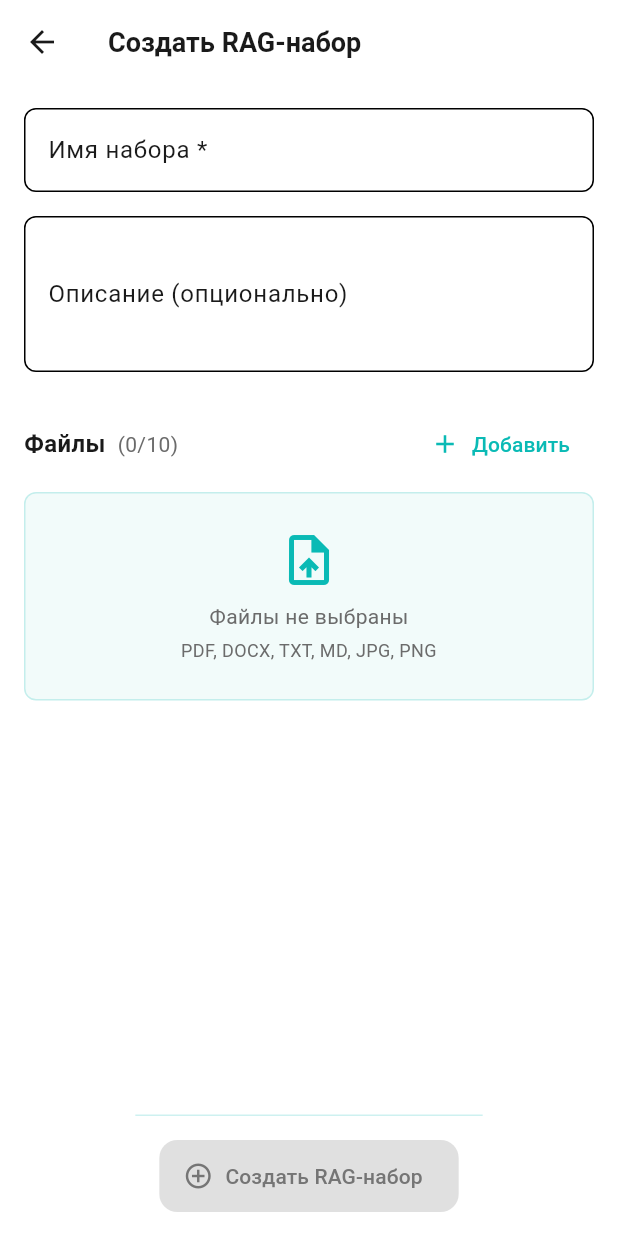
After one commit to feoolga/tidi_assistant_flutter, a Flutter app: the CreateRagScreen screen opened directly, after a tap on "Добавить", on a phone screen of 412 x 824 dp. The commit adds this screen. Run offline on Flutter 3.47's test engine with Material 3 defaults, Android fonts, the phone set to English and light mode, and no system bars; our stand-ins replace file_picker, flutter_dotenv, flutter_riverpod, flutter_svg, logger.

Commit message:
feat(rag): CreateRagScreen + allowMultiple в AttachmentPickerHelper

```diff
--- /dev/null
+++ b/lib/screens/create_rag_screen.dart
@@ -0,0 +1,586 @@
+// lib/screens/create_rag_screen.dart
+
+import 'dart:io';
+
+import 'package:flutter/material.dart';
+import 'package:flutter_riverpod/flutter_riverpod.dart';
+
+import '../core/config/app_config.dart';
+import '../core/errors/error_handler.dart';
+import '../core/logger/app_logger.dart';
+import '../providers/rag_creation_provider.dart';
+import '../theme/app_theme.dart';
+import '../widgets/attachment_picker_helper.dart';
+import '../widgets/rag_creation_progress.dart';
+
+/// Экран создания RAG-набора.
+///
+/// **Роль.** **Полноэкранный** (не bottom sheet) — потому что это
+/// **multi-step** flow: ввод → выбор файлов → ожидание индексации →
+/// переход в чат. См. D8.1 — обсуждение форматов.
+///
+/// **Два состояния экрана:**
+/// 1. **Форма** (`phase == idle`) — имя, описание, файлы, кнопка «Создать».
+/// 2. **Прогресс** (после `start`) — встроенный `RagCreationProgress`
+///    с фазами создания/загрузки/ожидания.
+///
+/// **Переключение** — по `phase` из `ragCreationProvider`.
+///
+/// **Обработка успеха.** Когда чат создан (`createdChatId != null`),
+/// экран **закрывается** (`Navigator.pop`) — под ним `ChatScreen`,
+/// который **сам** обновится, потому что читает сессию из
+/// `sessionProvider`. Никаких `push` — **просто** возвращаемся.
+///
+/// **Что НЕ делает:**
+/// - не создаёт чат — это `RagCreationNotifier.createChat()` (D6);
+/// - не управляет polling — это `WatchRagReadinessUseCase` (D4.2);
+/// - не открывается сам — это `ChatScreen` (D8.3).
+class CreateRagScreen extends ConsumerStatefulWidget {
+  const CreateRagScreen({super.key});
+
+  @override
+  ConsumerState<CreateRagScreen> createState() => _CreateRagScreenState();
+}
+
+class _CreateRagScreenState extends ConsumerState<CreateRagScreen> {
+  // ============================================================
+  // СОСТОЯНИЕ ФОРМЫ
+  // ============================================================
+  //
+  // **Почему в `State`, а не в провайдере.**
+  // Это **черновик формы**: имя, описание, выбранные файлы.
+  // Он **не нужен** глобально — только на этом экране.
+  // При закрытии экрана — **уничтожается**. Save-and-resume
+  // **не** в MVP (обсудили).
+
+  final TextEditingController _nameController = TextEditingController();
+  final TextEditingController _descriptionController = TextEditingController();
+
+  /// Выбранные файлы — **до** создания набора.
+  final List<File> _selectedFiles = [];
+
+  /// Идёт ли сейчас открытие системного диалога выбора файлов.
+  /// Защита от двойного тапа по кнопке «Добавить».
+  bool _isPickingFiles = false;
+
+  // ============================================================
+  // ЖИЗНЕННЫЙ ЦИКЛ
+  // ============================================================
+
+  @override
+  void dispose() {
+    _nameController.dispose();
+    _descriptionController.dispose();
+    super.dispose();
+  }
+
+  // ============================================================
+  // ДЕЙСТВИЯ — ВЫБОР ФАЙЛОВ
+  // ============================================================
+
+  /// Открыть диалог выбора файлов.
+  ///
+  /// **Мультивыбор включён** — `allowMultiple: true`. Список
+  /// расширений — **общий** (`AppConfig.allowedFileExtensions`),
+  /// RAG и `document_chat` **одинаковы**.
+  ///
+  /// **Проверка лимита.** Если пользователь выбрал **больше**, чем
+  /// можно **добавить** — берём **первые** N и **предупреждаем**.
+  Future<void> _pickFiles() async {
+    if (_isPickingFiles) return;
+
+    setState(() => _isPickingFiles = true);
+
+    try {
+      final picked = await AttachmentPickerHelper.pickFiles(
+        allowMultiple: true,
+      );
+
+      if (picked.isEmpty) return;
+
+      // Считаем, сколько ещё можно добавить.
+      final currentCount = _selectedFiles.length;
+      final availableSlots = AppConfig.ragMaxFilesPerBatch - currentCount;
+
+      if (availableSlots <= 0) {
+        _showSnackBar(
+          'Уже выбрано ${AppConfig.ragMaxFilesPerBatch} файлов — максимум',
+          isError: true,
+        );
+        return;
+      }
+
+      final toAdd = picked.take(availableSlots).toList();
+      final skipped = picked.length - toAdd.length;
+
+      setState(() {
+        _selectedFiles.addAll(toAdd);
+      });
+
+      if (skipped > 0) {
+        _showSnackBar(
+          'Добавлено ${toAdd.length}. Пропущено $skipped — превышен '
+          'лимит ${AppConfig.ragMaxFilesPerBatch} файлов.',
+          isError: true,
+        );
+      }
+    } catch (e, stackTrace) {
+      final appException = ErrorHandler.handle(
+        e,
+        stackTrace,
+        'Ошибка выбора файлов для RAG',
+      );
+      _showSnackBar(appException.userMessage, isError: true);
+    } finally {
+      if (mounted) setState(() => _isPickingFiles = false);
+    }
+  }
+
+  /// Убрать файл из списка выбранных.
+  void _removeFile(File file) {
+    setState(() => _selectedFiles.remove(file));
+  }
+
+  // ============================================================
+  // ДЕЙСТВИЯ — СОЗДАНИЕ
+  // ============================================================
+
+  /// Запустить создание RAG-набора.
+  ///
+  /// **Валидация на клиенте** — **минимум**: имя непустое, файлы
+  /// непустые. **Полная** валидация (длина, размер, MIME) —
+  /// в `CreateRagUseCase._validate`.
+  Future<void> _startCreation() async {
+    final name = _nameController.text.trim();
+    final description = _descriptionController.text.trim();
+
+    if (name.isEmpty) {
+      _showSnackBar('Введите имя набора', isError: true);
+      return;
+    }
+    if (_selectedFiles.isEmpty) {
+      _showSnackBar('Выберите хотя бы один файл', isError: true);
+      return;
+    }
+
+    await ref
+        .read(ragCreationProvider.notifier)
+        .start(
+          name: name,
+          description: description.isEmpty ? null : description,
+          files: List.from(_selectedFiles),
+        );
+  }
+
+  /// Отменить создание и вернуться к форме.
+  ///
+  /// **Файлы не трогаем** — пользователь может продолжить с ними.
+  void _cancelCreation() {
+    AppLogger.info('CreateRagScreen: отмена создания');
+    ref.read(ragCreationProvider.notifier).reset();
+  }
+
+  /// Повторить создание с теми же параметрами.
+  Future<void> _retryCreation() async {
+    AppLogger.info('CreateRagScreen: повтор создания');
+    await _startCreation();
+  }
+
+  /// Открыть чат: создать его (если ещё не создан) и закрыть экран.
+  Future<void> _openChat() async {
+    final notifier = ref.read(ragCreationProvider.notifier);
+    final success = await notifier.createChat();
+
+    if (!success) {
+      // Ошибка уже в state — покажется через ref.listen.
+      return;
+    }
+
+    if (!mounted) return;
+
+    // Сбрасываем состояние перед выходом — чтобы при повторном
+    // открытии экрана пользователь увидел пустую форму.
+    notifier.reset();
+
+    // Возвращаемся в ChatScreen — он уже в стеке.
+    // Он сам перерисуется, потому что читает sessionProvider.
+    Navigator.of(context).pop();
+  }
+
+  // ============================================================
+  // ВСПОМОГАТЕЛЬНЫЕ
+  // ============================================================
+
+  void _showSnackBar(String message, {bool isError = false}) {
+    if (!mounted) return;
+    ScaffoldMessenger.of(context).showSnackBar(
+      SnackBar(
+        content: Text(isError ? '❌ $message' : 'ℹ️ $message'),
+        backgroundColor: isError ? Colors.red : AppTheme.primary,
+        duration: const Duration(seconds: 3),
+      ),
+    );
+  }
+
+  // ============================================================
+  // BUILD
+  // ============================================================
+
+  @override
+  Widget build(BuildContext context) {
+    final creationState = ref.watch(ragCreationProvider);
+    final showForm = creationState.phase == RagCreationPhase.idle;
+
+    // Side effect: показ ошибок через SnackBar.
+    //
+    // `select` — подписываемся ТОЛЬКО на `error`, чтобы callback
+    // срабатывал один раз на изменение, а не на каждый build.
+    ref.listen<String?>(ragCreationProvider.select((s) => s.error), (
+      previous,
+      next,
+    ) {
+      if (next == null || next.isEmpty) return;
+      _showSnackBar(next, isError: true);
+      ref.read(ragCreationProvider.notifier).clearError();
+    });
+
+    return Scaffold(
+      appBar: AppBar(
+        title: const Text(
+          'Создать RAG-набор',
+          style: TextStyle(fontSize: 18, fontWeight: FontWeight.bold),
+        ),
+        leading: IconButton(
+          icon: const Icon(Icons.arrow_back),
+          onPressed: _handleBack,
+          tooltip: 'Назад',
+        ),
+      ),
+      body: SafeArea(
+        child: showForm
+            ? _buildForm(creationState)
+            : _buildProgress(creationState),
+      ),
+    );
+  }
+
+  /// Обработка кнопки «Назад».
+  ///
+  /// Если идёт процесс — **подтверждение**. Иначе — простой `pop`.
+  Future<void> _handleBack() async {
+    final state = ref.read(ragCreationProvider);
+    if (state.isInProgress) {
+      await _confirmCancel();
+    } else {
+      if (mounted) Navigator.of(context).pop();
+    }
+  }
+
+  // ============================================================
+  // ФОРМА
+  // ============================================================
+
+  Widget _buildForm(RagCreationState state) {
+    // Пересобираем `canCreate` на каждом `build`.
+    // `_nameController` может меняться, `_selectedFiles` тоже.
+    final canCreate =
+        _nameController.text.trim().isNotEmpty &&
+        _selectedFiles.isNotEmpty &&
+        !_isPickingFiles;
+
+    return Column(
+      children: [
+        Expanded(
+          child: SingleChildScrollView(
+            padding: const EdgeInsets.all(16),
+            child: Column(
+              crossAxisAlignment: CrossAxisAlignment.stretch,
+              children: [
+                _buildNameField(),
+                const SizedBox(height: 16),
+                _buildDescriptionField(),
+                const SizedBox(height: 24),
+                _buildFilesSection(),
+              ],
+            ),
+          ),
+        ),
+        _buildBottomCreateButton(canCreate),
+      ],
+    );
+  }
+
+  Widget _buildNameField() {
+    return TextField(
+      controller: _nameController,
+      textInputAction: TextInputAction.next,
+      maxLength: AppConfig.ragMaxNameLength,
+      onChanged: (_) => setState(() {}), // для пересчёта `canCreate`
+      decoration: InputDecoration(
+        labelText: 'Имя набора *',
+        hintText: 'Например: Регламенты 2026',
+        border: OutlineInputBorder(borderRadius: BorderRadius.circular(8)),
+        focusedBorder: OutlineInputBorder(
+          borderRadius: BorderRadius.circular(8),
+          borderSide: const BorderSide(color: AppTheme.primary, width: 2),
+        ),
+        counterText: '',
+      ),
+    );
+  }
+
+  Widget _buildDescriptionField() {
+    return TextField(
+      controller: _descriptionController,
+      textInputAction: TextInputAction.done,
+      maxLength: AppConfig.ragMaxDescriptionLength,
+      maxLines: 3,
+      decoration: InputDecoration(
+        labelText: 'Описание (опционально)',
+        hintText: 'Кратко опишите, что за документы',
+        border: OutlineInputBorder(borderRadius: BorderRadius.circular(8)),
+        focusedBorder: OutlineInputBorder(
+          borderRadius: BorderRadius.circular(8),
+          borderSide: const BorderSide(color: AppTheme.primary, width: 2),
+        ),
+        counterText: '',
+      ),
+    );
+  }
+
+  Widget _buildFilesSection() {
+    return Column(
+      crossAxisAlignment: CrossAxisAlignment.stretch,
+      children: [
+        Row(
+          children: [
+            const Text(
+              'Файлы',
+              style: TextStyle(
+                fontSize: 16,
+                fontWeight: FontWeight.w600,
+                color: AppTheme.textPrimary,
+              ),
+            ),
+            const SizedBox(width: 8),
+            Text(
+              '(${_selectedFiles.length}/${AppConfig.ragMaxFilesPerBatch})',
+              style: const TextStyle(
+                fontSize: 14,
+                color: AppTheme.textSecondary,
+              ),
+            ),
+            const Spacer(),
+            TextButton.icon(
+              onPressed: _isPickingFiles ? null : _pickFiles,
+              icon: _isPickingFiles
+                  ? const SizedBox(
+                      width: 16,
+                      height: 16,
+                      child: CircularProgressIndicator(strokeWidth: 2),
+                    )
+                  : const Icon(Icons.add, size: 20),
+              label: const Text('Добавить'),
+              style: TextButton.styleFrom(foregroundColor: AppTheme.primary),
+            ),
+          ],
+        ),
+        const SizedBox(height: 8),
+        if (_selectedFiles.isEmpty)
+          _buildEmptyFilesPlaceholder()
+        else
+          _buildFilesList(),
+      ],
+    );
+  }
+
+  Widget _buildEmptyFilesPlaceholder() {
+    return Container(
+      padding: const EdgeInsets.all(24),
+      decoration: BoxDecoration(
+        color: AppTheme.primaryLight,
+        borderRadius: BorderRadius.circular(8),
+        border: Border.all(
+          color: AppTheme.primary.withValues(alpha: 0.2),
+          width: 1,
+        ),
+      ),
+      child: const Column(
+        children: [
+          Icon(Icons.upload_file_outlined, size: 40, color: AppTheme.primary),
+          SizedBox(height: 8),
+          Text(
+            'Файлы не выбраны',
+            style: TextStyle(fontSize: 14, color: AppTheme.textSecondary),
+          ),
+          SizedBox(height: 4),
+          Text(
+            AppConfig.allowedFormatsDescription,
+            style: TextStyle(fontSize: 12, color: AppTheme.textSecondary),
+            textAlign: TextAlign.center,
+          ),
+        ],
+      ),
+    );
+  }
+
+  Widget _buildFilesList() {
+    return Column(
+      children: [
+        for (final file in _selectedFiles)
+          _FileChip(file: file, onRemove: () => _removeFile(file)),
+      ],
+    );
+  }
+
+  Widget _buildBottomCreateButton(bool canCreate) {
+    return Container(
+      padding: const EdgeInsets.all(16),
+      decoration: BoxDecoration(
+        color: AppTheme.surface,
+        border: Border(
+          top: BorderSide(
+            color: AppTheme.primary.withValues(alpha: 0.2),
+            width: 1,
+          ),
+        ),
+      ),
+      child: SafeArea(
+        top: false,
+        child: SizedBox(
+          height: 48,
+          child: ElevatedButton.icon(
+            onPressed: canCreate ? _startCreation : null,
+            icon: const Icon(Icons.add_circle_outline, size: 20),
+            label: const Text('Создать RAG-набор'),
+            style: ElevatedButton.styleFrom(
+              backgroundColor: AppTheme.primary,
+              foregroundColor: Colors.white,
+              disabledBackgroundColor: Colors.grey[300],
+              disabledForegroundColor: Colors.grey[600],
+              shape: RoundedRectangleBorder(
+                borderRadius: BorderRadius.circular(12),
+              ),
+              elevation: 0,
+            ),
+          ),
+        ),
+      ),
+    );
+  }
+
+  // ============================================================
+  // ПРОГРЕСС
+  // ============================================================
+
+  Widget _buildProgress(RagCreationState state) {
+    return SingleChildScrollView(
+      padding: const EdgeInsets.all(16),
+      child: Column(
+        children: [
+          const SizedBox(height: 24),
+          RagCreationProgress(
+            onOpenChat: _openChat,
+            onCancel: _cancelCreation,
+            onRetry: _retryCreation,
+          ),
+        ],
+      ),
+    );
+  }
+
+  // ============================================================
+  // ПОДТВЕРЖДЕНИЕ ОТМЕНЫ
+  // ============================================================
+
+  Future<void> _confirmCancel() async {
+    final confirmed = await showDialog<bool>(
+      context: context,
+      builder: (dialogContext) => AlertDialog(
+        title: const Text('Отменить создание?'),
+        content: const Text(
+          'Набор уже создаётся. Если вы уйдёте сейчас, '
+          'процесс будет прерван — но набор останется в системе. '
+          'Продолжить можно будет позже.',
+        ),
+        actions: [
+          TextButton(
+            onPressed: () => Navigator.pop(dialogContext, false),
+            child: const Text('Остаться'),
+          ),
+          TextButton(
+            onPressed: () => Navigator.pop(dialogContext, true),
+            style: TextButton.styleFrom(foregroundColor: Colors.red),
+            child: const Text('Уйти'),
+          ),
+        ],
+      ),
+    );
+
+    if (confirmed == true) {
+      ref.read(ragCreationProvider.notifier).reset();
+      if (mounted) Navigator.of(context).pop();
+    }
+  }
+}
+
+// ============================================================
+// ЧИП ФАЙЛА
+// ============================================================
+
+/// Чип одного файла в списке выбранных.
+///
+/// **Почему не `AttachmentPreview`.** Тот работает с доменной моделью
+/// `Attachment` и показывает **превью** (картинку/иконку + имя + статус
+/// загрузки). У нас — просто `File` **до** создания набора:
+/// нет ни статуса, ни `remoteId`. Проще **свой** компактный виджет.
+class _FileChip extends StatelessWidget {
+  final File file;
+  final VoidCallback onRemove;
+
+  const _FileChip({required this.file, required this.onRemove});
+
+  @override
+  Widget build(BuildContext context) {
+    final name = file.uri.pathSegments.last;
+
+    return Container(
+      margin: const EdgeInsets.only(bottom: 8),
+      padding: const EdgeInsets.symmetric(horizontal: 12, vertical: 10),
+      decoration: BoxDecoration(
+        color: AppTheme.primaryLight,
+        borderRadius: BorderRadius.circular(8),
+        border: Border.all(
+          color: AppTheme.primary.withValues(alpha: 0.3),
+          width: 1,
+        ),
+      ),
+      child: Row(
+        children: [
+          const Icon(
+            Icons.insert_drive_file_outlined,
+            size: 20,
+            color: AppTheme.primary,
+          ),
+          const SizedBox(width: 10),
+          Expanded(
+            child: Text(
+              name,
+              style: const TextStyle(fontSize: 14, color: AppTheme.textPrimary),
+              maxLines: 1,
+              overflow: TextOverflow.ellipsis,
+            ),
+          ),
+          IconButton(
+            onPressed: onRemove,
+            icon: const Icon(Icons.close, size: 18),
+            color: AppTheme.textSecondary,
+            padding: EdgeInsets.zero,
+            constraints: const BoxConstraints(minWidth: 32, minHeight: 32),
+            tooltip: 'Удалить',
+          ),
+        ],
+      ),
+    );
+  }
+}
--- a/lib/widgets/attachment_picker_helper.dart
+++ b/lib/widgets/attachment_picker_helper.dart
@@ -24,21 +24,32 @@ class AttachmentPickerHelper {
   /// Бросает [FileException.pickFailed], если диалог не удалось открыть
   /// (ошибка платформы, нет разрешений и т.п.). Пустой список и ошибка —
   /// разные сценарии: UI показывает ошибку только во втором случае.
-  static Future<List<File>> pickFiles() async {
+  /// Открыть диалог выбора файлов.
+  ///
+  /// [allowMultiple] — разрешить выбор **нескольких** файлов
+  /// **за один** диалог. По умолчанию `false` — как было для
+  /// `document_chat` (одиночный выбор). Для RAG ставим `true` —
+  /// пользователю удобнее выбрать пачку сразу.
+  ///
+  /// **Про расширения.** Список разрешённых расширений **не** передаём —
+  /// используется общий `AppConfig.allowedFileExtensions` для **всех**
+  /// сценариев (`document_chat` и RAG).
+  ///
+  /// **Возвращает** пустой список, если пользователь отменил выбор.
+  /// **Бросает** [FileException.pickFailed], если диалог не удалось
+  /// открыть.
+  static Future<List<File>> pickFiles({bool allowMultiple = false}) async {
     try {
       final result = await FilePicker.platform.pickFiles(
-        // Разрешаем выбирать по одному файлу. Если понадобится мультивыбор —
-        // меняем здесь на true, остальной код не затрагивается.
-        allowMultiple: false,
+        // Разрешаем выбирать один или несколько файлов — зависит
+        // от сценария.
+        allowMultiple: allowMultiple,
 
         // Ограничиваем диалог нашими расширениями. Если платформа
         // не поддерживает фильтр — пользователь всё равно увидит
-        // все файлы, а валидация MIME/размера произойдёт в addAttachment.
+        // все файлы, а валидация MIME/размера произойдёт в UseCase.
         type: FileType.custom,
         allowedExtensions: AppConfig.allowedFileExtensions,
-
-        // Не даём выбирать папки — только файлы.
-        // (file_picker всё равно вернёт только файлы, но так явнее.)
       );
 
       // Отмена пользователем — не ошибка, тихо возвращаем пустой список.
```
